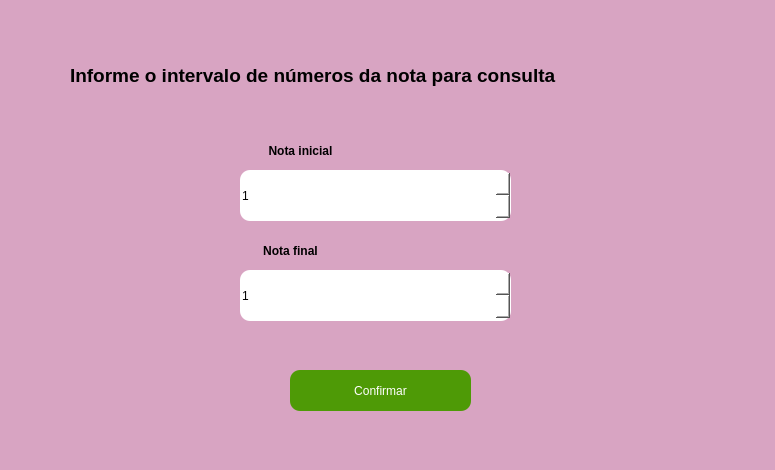
Old version of the form telas_duda/nf_por_intervalo_de_notas.ui in the repository JVwolfart/PROJETO-SALAO-JOVEM-PROGRAMADOR.
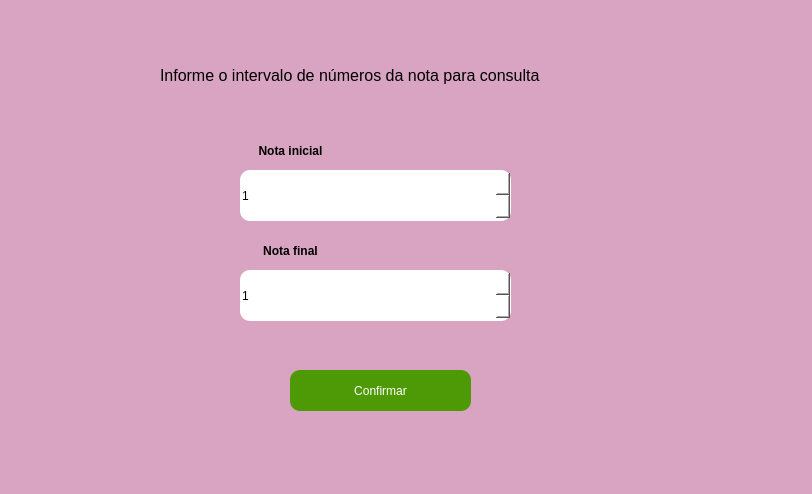
New version of the form. Icons and pictures are not drawn.

What changed in the file:
```diff
--- a/telas_duda/nf_por_intervalo_de_notas.ui
+++ b/telas_duda/nf_por_intervalo_de_notas.ui
@@ -12,10 +12,22 @@
    <rect>
     <x>0</x>
     <y>0</y>
-    <width>775</width>
-    <height>470</height>
+    <width>812</width>
+    <height>494</height>
    </rect>
   </property>
+  <property name="minimumSize">
+   <size>
+    <width>812</width>
+    <height>494</height>
+   </size>
+  </property>
+  <property name="maximumSize">
+   <size>
+    <width>812</width>
+    <height>494</height>
+   </size>
+  </property>
   <property name="font">
    <font>
     <pointsize>14</pointsize>
@@ -61,7 +73,7 @@
    <widget class="QLabel" name="label">
     <property name="geometry">
      <rect>
-      <x>240</x>
+      <x>230</x>
       <y>140</y>
       <width>121</width>
       <height>22</height>
@@ -153,7 +165,7 @@
    <widget class="QLabel" name="label_4">
     <property name="geometry">
      <rect>
-      <x>70</x>
+      <x>160</x>
       <y>10</y>
       <width>651</width>
       <height>131</height>
@@ -161,9 +173,9 @@
     </property>
     <property name="font">
      <font>
-      <pointsize>14</pointsize>
-      <weight>75</weight>
-      <bold>true</bold>
+      <pointsize>12</pointsize>
+      <weight>50</weight>
+      <bold>false</bold>
      </font>
     </property>
     <property name="styleSheet">
```
